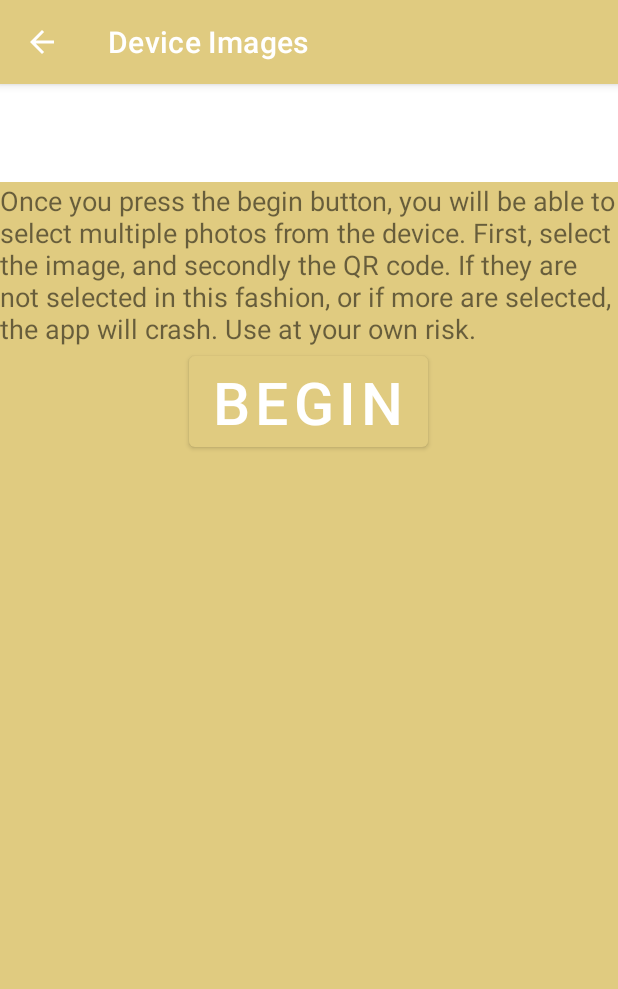
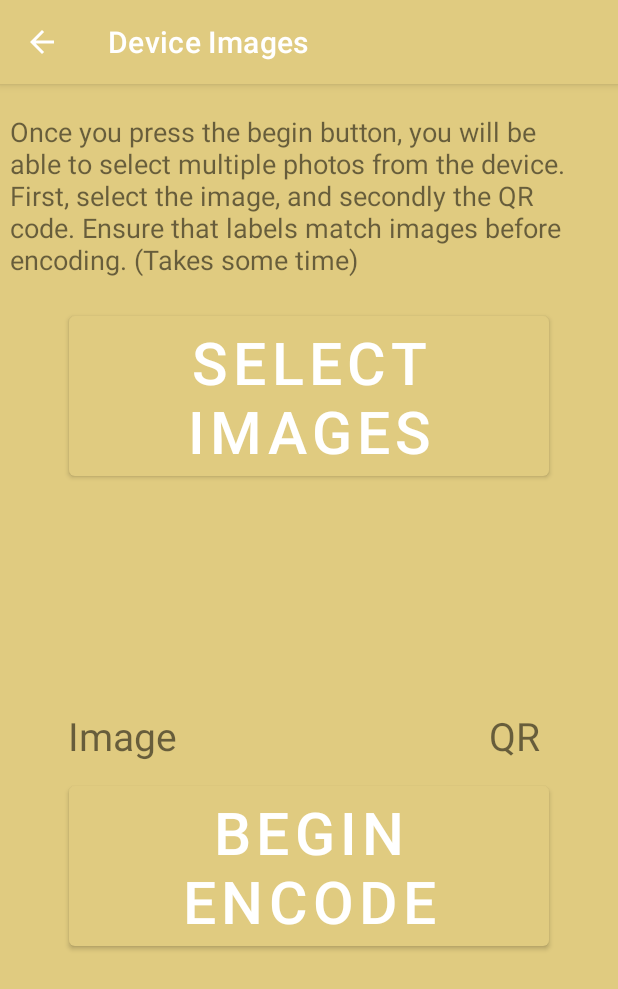
Before and after one commit to kylehustek/stegosaur, an Android app: the EncodeImage screen opened directly, with no data from a screen before it, on a phone screen of 412 x 824 dp. Shown: the top 989 px of the screen. Run offline under Robolectric (Android 15) with nearby library versions, the phone set to English and light mode, and no system bars; our stand-ins replace sdp/ssp sizes.

Commit message:
Cleaned up encode image UI

```diff
--- a/app/src/main/java/com/example/stegosaur/EncodeImage.kt
+++ b/app/src/main/java/com/example/stegosaur/EncodeImage.kt
@@ -46,15 +46,21 @@ class EncodeImage : AppCompatActivity() {
             val input2: InputStream? = qr?.let { contentResolver.openInputStream(it) }
             val bitmap2: Bitmap = BitmapFactory.decodeStream(input2)
 
-            val finalBitmap = Steganography.encode(bitmap1, bitmap2)
+            val imageView1 = findViewById<ImageView>(R.id.selected_image1)
+            val imageView2 = findViewById<ImageView>(R.id.selected_image2)
+            val imageView3 = findViewById<ImageView>(R.id.fin)
+            imageView1.setImageBitmap(bitmap1)
+            imageView2.setImageBitmap(bitmap2)
 
-            val imageView1 = findViewById<ImageView>(R.id.selected_image1)
-//            val imageView2 = findViewById<ImageView>(R.id.selected_image2)
-//            imageView1.setImageBitmap(bitmap1)
-//            imageView2.setImageBitmap(bitmap2)
 
-            imageView1.setImageBitmap(bitmap1)
-            imageToStorage(this, finalBitmap)
+            val button2: Button = findViewById(R.id.encode)
+            button2.setOnClickListener {
+                val finalBitmap = Steganography.encode(bitmap1, bitmap2)
+                imageView3.setImageBitmap(finalBitmap)
+                imageToStorage(this, finalBitmap)
+                Toast.makeText(this, "Image saved!", Toast.LENGTH_SHORT).show()
+            }
+
 
 
         }
--- a/app/src/main/res/layout/decode_image.xml
+++ b/app/src/main/res/layout/decode_image.xml
@@ -31,6 +31,7 @@
         android:id="@+id/decode_content"
         android:layout_width="match_parent"
         android:layout_height="wrap_content"
+        android:layout_gravity="center_horizontal"
         android:textSize="@dimen/_20sdp" />
 
 </LinearLayout>
--- a/app/src/main/res/layout/encode_image_activity.xml
+++ b/app/src/main/res/layout/encode_image_activity.xml
@@ -1,59 +1,97 @@
 <?xml version="1.0" encoding="utf-8"?>
-<TableLayout xmlns:app="http://schemas.android.com/apk/res-auto"
-    android:background="?attr/colorPrimary"
-    xmlns:android="http://schemas.android.com/apk/res/android"
+<RelativeLayout xmlns:android="http://schemas.android.com/apk/res/android"
+    xmlns:app="http://schemas.android.com/apk/res-auto"
     xmlns:tools="http://schemas.android.com/tools"
+    android:id="@+id/selected"
     android:layout_width="match_parent"
     android:layout_height="match_parent"
-    android:stretchColumns="*"
-    android:layout_marginTop="@dimen/_50sdp"
-    tools:context=".EncodeImage" >
+    android:paddingTop="@dimen/_15sdp"
+    android:background="?attr/colorPrimary"
+    tools:context=".EncodeImage">
+
+
+    <TextView
+        android:id="@+id/textView"
+        android:layout_width="wrap_content"
+        android:layout_height="wrap_content"
+        android:shadowColor="@color/white"
+        android:layout_centerHorizontal="true"
+        android:paddingLeft="@dimen/_5sdp"
+        android:paddingRight="@dimen/_5sdp"
+        android:text="@string/warning"
+        android:textSize="@dimen/_14sdp" />
+
+    <Button
+        android:id="@+id/begin"
+        android:layout_marginTop="@dimen/_15sdp"
+        android:layout_below="@id/textView"
+        android:layout_centerHorizontal="true"
+        android:layout_width="wrap_content"
+        android:layout_height="wrap_content"
+        android:text="@string/select_images"
+        android:textSize="@dimen/_30sdp" />
+
+    <ImageView
+        android:layout_marginTop="@dimen/_15sdp"
+        android:layout_marginLeft="@dimen/_10sdp"
+        android:layout_width="@dimen/_100sdp"
+        android:layout_height="@dimen/_100sdp"
+        android:id="@+id/selected_image1"
+        android:layout_below="@id/begin"
+        android:layout_alignParentLeft="true"
+
+        />
+
+    <TextView
+        android:id="@+id/textView1"
+        android:layout_below="@id/selected_image1"
+        android:layout_alignParentLeft="true"
+        android:layout_marginLeft="@dimen/_35sdp"
+        android:layout_width="wrap_content"
+        android:layout_height="wrap_content"
+        android:shadowColor="@color/white"
+        android:text="Image"
+        android:textSize="@dimen/_20sdp" />
+
+    <ImageView
+        android:layout_marginTop="@dimen/_15sdp"
+        android:layout_marginRight="@dimen/_10sdp"
+        android:layout_width="@dimen/_100sdp"
+        android:layout_height="@dimen/_100sdp"
+        android:id="@+id/selected_image2"
+        android:layout_below="@id/begin"
+        android:layout_alignParentRight="true"
+        />
+    <TextView
+        android:id="@+id/textView2"
+        android:layout_below="@id/selected_image2"
+        android:layout_alignParentRight="true"
+        android:layout_marginRight="@dimen/_40sdp"
+        android:layout_width="wrap_content"
+        android:layout_height="wrap_content"
+        android:shadowColor="@color/white"
+        android:text="QR"
+        android:textSize="@dimen/_20sdp" />
+
+    <Button
+        android:id="@+id/encode"
+        android:layout_marginTop="@dimen/_35sdp"
+        android:layout_below="@id/selected_image1"
+        android:layout_centerHorizontal="true"
+        android:layout_width="wrap_content"
+        android:layout_height="wrap_content"
+        android:text="@string/begin_encode"
+        android:textSize="@dimen/_30sdp" />
+
+    <ImageView
+        android:layout_marginTop="@dimen/_15sdp"
+        android:layout_width="@dimen/_130sdp"
+        android:layout_height="@dimen/_130sdp"
+        android:layout_centerHorizontal="true"
+        android:id="@+id/fin"
+        android:layout_below="@id/encode"
+        />
 
 
 
-    <TableRow>
-    <TextView
-        android:layout_width="wrap_content"
-        android:layout_height="wrap_content"
-        android:text="@string/warning"
-        android:textSize="@dimen/_14sdp"
-        android:shadowColor="@color/white"
-        />
-    </TableRow>
-    <TableRow>
-    <Button
-        android:layout_width="wrap_content"
-        android:layout_height="wrap_content"
-        android:text="Begin"
-        android:textSize="@dimen/_30sdp"
-        android:layout_gravity="center_horizontal"
-        android:id="@+id/begin"
-        />
-
-
-    </TableRow>
-
-    <TableRow android:padding="@dimen/_5sdp">
-
-        <ImageView
-            android:id="@+id/selected_image1"
-            android:layout_width="wrap_content"
-            android:layout_height="wrap_content"/>
-
-        <ImageView
-            android:id="@+id/selected_image2"
-            android:layout_width="wrap_content"
-            android:layout_height="wrap_content"
-            />
-
-    </TableRow>
-
-
-
-
-
-
-
-
-
-</TableLayout>
+</RelativeLayout>
--- a/app/src/main/res/values/strings.xml
+++ b/app/src/main/res/values/strings.xml
@@ -12,6 +12,8 @@
     <string name="decode_image">Decode Image</string>
     <string name="encode_image">Encode Image</string>
     <string name="welcome_to_stegosaur">Welcome to Stegosaur!</string>
-    <string name="warning">Once you press the begin button, you will be able to select multiple photos from the device. First, select the image, and secondly the QR code. If they are not selected in this fashion, or if more are selected, the app will crash. Use at your own risk.</string>
+    <string name="warning">Once you press the begin button, you will be able to select multiple photos from the device. First, select the image, and secondly the QR code. Ensure that labels match images before encoding. (Takes some time) </string>
+    <string name="begin_encode">Begin Encode</string>
+    <string name="select_images">Select Images</string>
 
 </resources>
```
